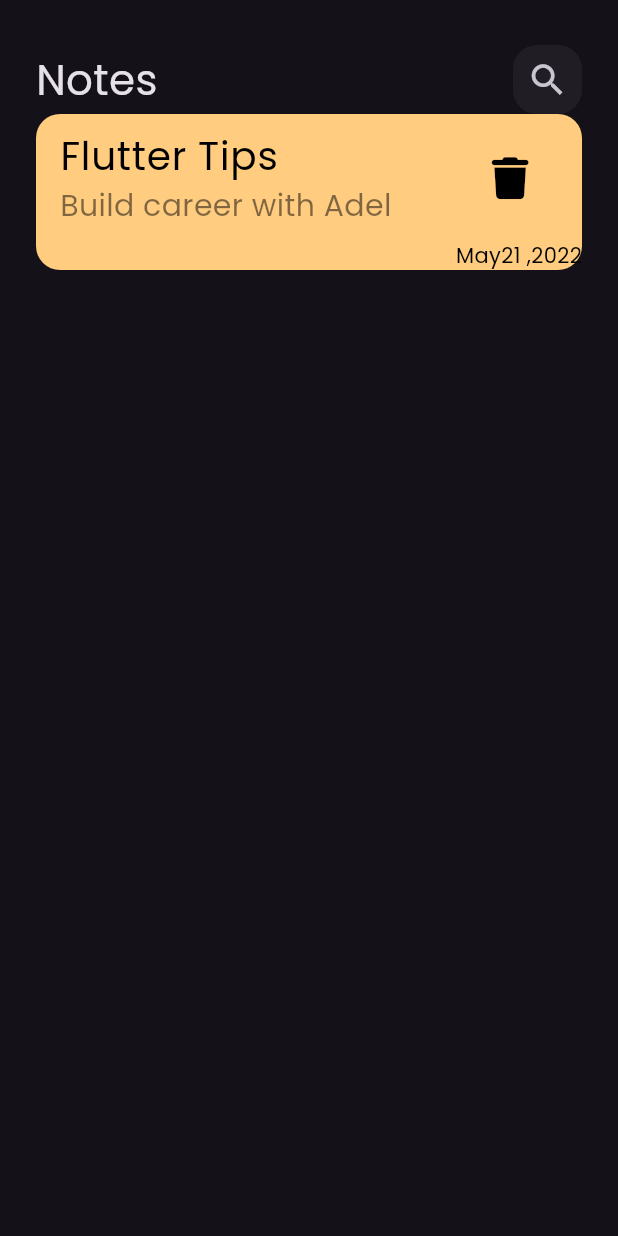
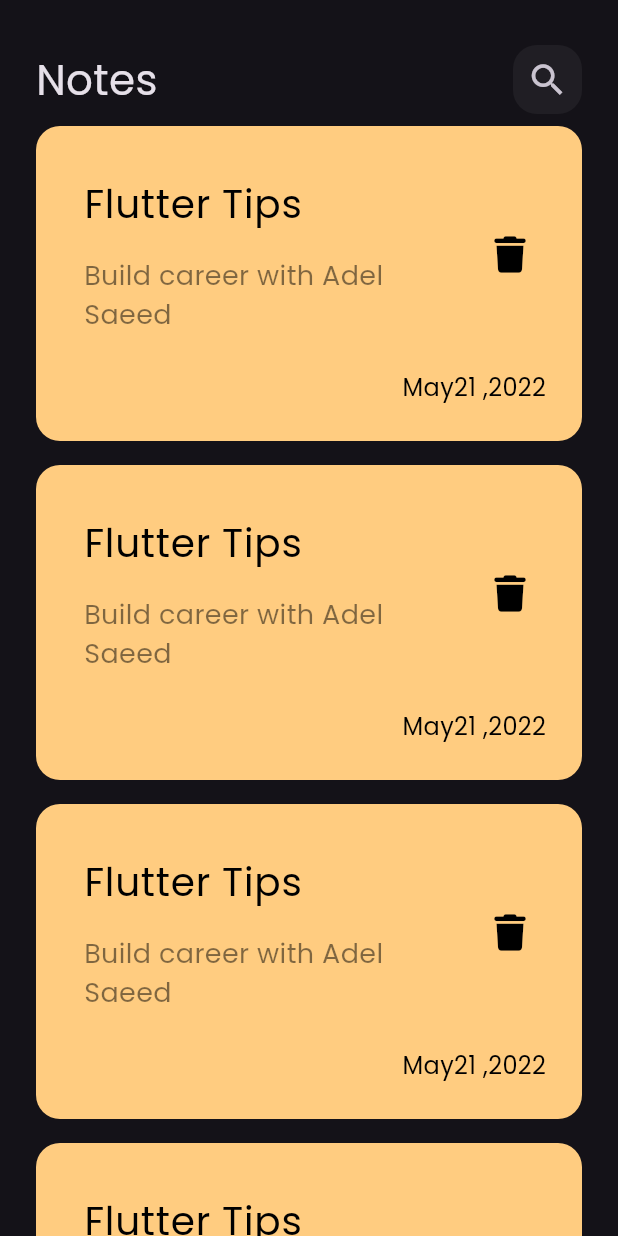
Before and after one commit to Adel-Saeed21/Note-App, a Flutter app: the screen it shows after launch, on a phone screen of 412 x 824 dp. Run offline on Flutter 3.47's test engine with Material 3 defaults, Android fonts, the phone set to English and light mode, and no system bars; our stand-ins replace font_awesome_flutter.

Commit message:
create listview

```diff
--- /dev/null
+++ b/lib/View/widgets/notes_list_view.dart
@@ -0,0 +1,19 @@
+import 'package:flutter/material.dart';
+import 'package:notetest/View/widgets/notes_view_body.dart';
+
+class NotesListView extends StatelessWidget {
+  const NotesListView({super.key});
+
+  @override
+  Widget build(BuildContext context) {
+    return ListView.builder(
+      itemCount: 5,
+      itemBuilder: (context, index) {
+        return const Padding(
+          padding:  EdgeInsets.symmetric(vertical:8.0),
+          child:  NoteItem(),
+        );
+      },
+    );
+  }
+}
--- a/lib/View/widgets/notes_view_body.dart
+++ b/lib/View/widgets/notes_view_body.dart
@@ -1,6 +1,7 @@
 import 'package:flutter/material.dart';
 import 'package:font_awesome_flutter/font_awesome_flutter.dart';
 import 'package:notetest/View/widgets/custom_app_bar.dart';
+import 'package:notetest/View/widgets/notes_list_view.dart';
 
 class NotesViewBody extends StatelessWidget {
   const NotesViewBody({super.key});
@@ -10,7 +11,11 @@ class NotesViewBody extends StatelessWidget {
     return Padding(
       padding: EdgeInsets.symmetric(horizontal: 24),
       child: Column(
-        children: [const SizedBox(height: 30), CustomAppBar(), NoteItem()],
+        children: [
+          const SizedBox(height: 30),
+          CustomAppBar(),
+          Expanded(child: NotesListView()),
+        ],
       ),
     );
   }
@@ -26,27 +31,37 @@ class NoteItem extends StatelessWidget {
         color: Color(0xffFFCC80),
         borderRadius: BorderRadius.circular(16),
       ),
+      padding: const EdgeInsets.only(top: 24, bottom: 24, left: 16),
       child: Column(
         crossAxisAlignment: CrossAxisAlignment.end,
         children: [
           ListTile(
-            title: const Text(
-              "Flutter Tips",
-              style: TextStyle(color: Colors.black, fontSize: 26),
+            title: Padding(
+              padding: const EdgeInsets.only(bottom: 16.0),
+              child: const Text(
+                "Flutter Tips",
+                style: TextStyle(color: Colors.black, fontSize: 26),
+              ),
             ),
             subtitle: Text(
-              "Build career with Adel",
+              "Build career with Adel Saeed",
               style: TextStyle(
                 color: Colors.black.withValues(alpha: .5),
-                fontSize: 20,
+                fontSize: 18,
               ),
             ),
             trailing: IconButton(
               onPressed: () {},
-              icon: Icon(FontAwesomeIcons.trash, size: 28, color: Colors.black),
+              icon: Icon(FontAwesomeIcons.trash, size: 24, color: Colors.black),
             ),
           ),
-          Text("May21 ,2022", style: TextStyle(color: Colors.black)),
+          Padding(
+            padding: const EdgeInsets.only(right: 24.0, top: 16),
+            child: Text(
+              "May21 ,2022",
+              style: TextStyle(color: Colors.black, fontSize: 16),
+            ),
+          ),
         ],
       ),
     );
```
